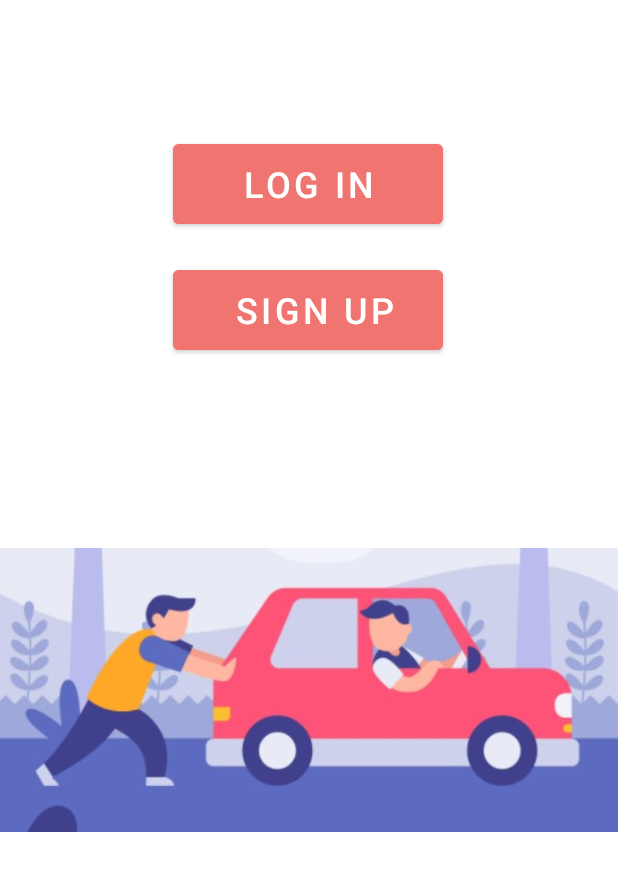
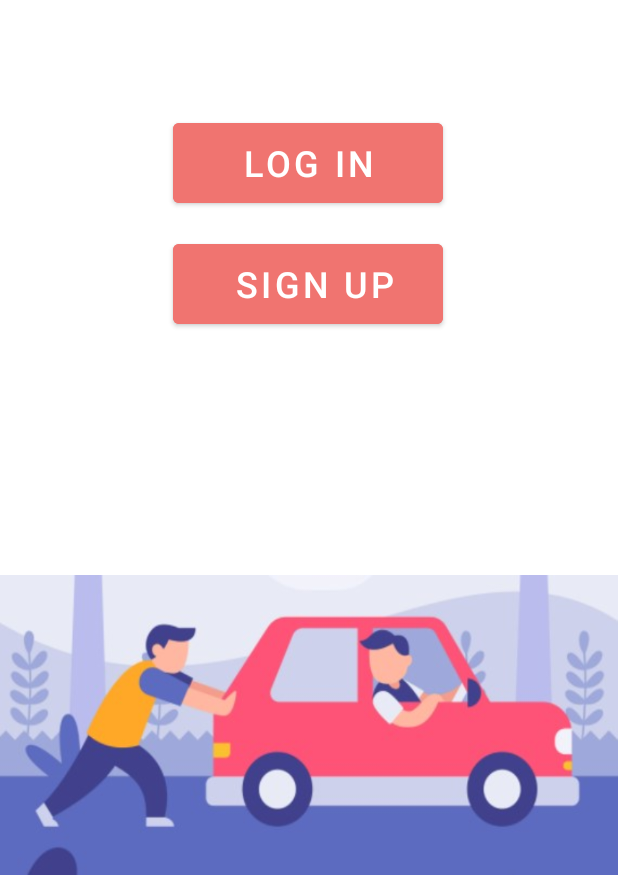
Before and after one commit to yardenho/Yedidim, an Android app: the screen it shows after launch (MainActivity), on a phone screen of 412 x 824 dp, the part 361-1236 px from its top. Run offline under Robolectric (Android 15) with nearby library versions, the phone set to English and light mode, and no system bars; our stand-ins replace Firebase (no records; nobody signed in at launch, a user with empty details on screens opened directly), Room's generated code, navigation-ui.

Commit message:
visual changes main screen

```diff
--- a/app/src/main/res/layout/fragment_main_screen.xml
+++ b/app/src/main/res/layout/fragment_main_screen.xml
@@ -9,28 +9,29 @@
     <ImageView
         android:id="@+id/imageView11"
         android:layout_width="wrap_content"
-        android:layout_height="wrap_content"
-        android:layout_marginTop="90dp"
+        android:layout_height="200dp"
+        android:layout_marginTop="20dp"
+        android:scaleType="fitXY"
         android:src="@drawable/background"
+        app:layout_constraintBottom_toBottomOf="parent"
         app:layout_constraintEnd_toEndOf="parent"
+        app:layout_constraintHorizontal_bias="0.0"
         app:layout_constraintStart_toStartOf="parent"
-        app:layout_constraintTop_toBottomOf="@+id/mainScreen_btn_signUp" />
+        app:layout_constraintTop_toBottomOf="@+id/mainScreen_btn_signUp"
+        app:layout_constraintVertical_bias="1.0" />
 
     <Button
         android:id="@+id/mainScreen_btn_signUp"
         android:layout_width="180dp"
         android:layout_height="65dp"
         android:layout_marginTop="15dp"
-        android:layout_marginBottom="210dp"
         android:backgroundTint="#F07470"
         android:text=" Sign Up"
         android:textSize="24sp"
-        app:layout_constraintBottom_toBottomOf="parent"
         app:layout_constraintEnd_toEndOf="parent"
         app:layout_constraintHorizontal_bias="0.497"
         app:layout_constraintStart_toStartOf="parent"
-        app:layout_constraintTop_toBottomOf="@+id/mainScreen_btn_logIn"
-        app:layout_constraintVertical_bias="0.026" />
+        app:layout_constraintTop_toBottomOf="@+id/mainScreen_btn_logIn" />
 
     <TextView
         android:id="@+id/mainScreen_tv_yedidim"
@@ -48,7 +49,7 @@
         android:id="@+id/mainScreen_btn_logIn"
         android:layout_width="180dp"
         android:layout_height="65dp"
-        android:layout_marginTop="90dp"
+        android:layout_marginTop="76dp"
         android:backgroundTint="#F07470"
         android:text="Log In"
         android:textSize="24sp"
```
